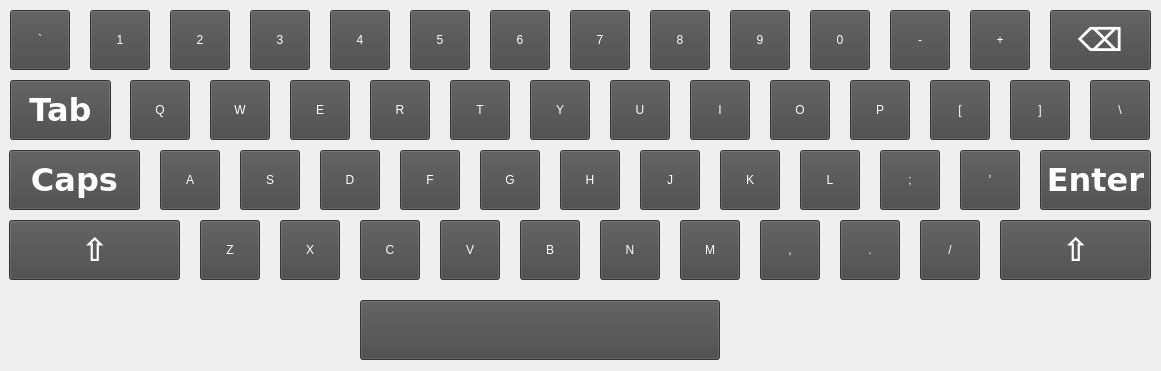
Qt form LabWork_5/Task_1/keyboardwidget.ui (Max2772/FoA-P-2-Semester-) before a commit.
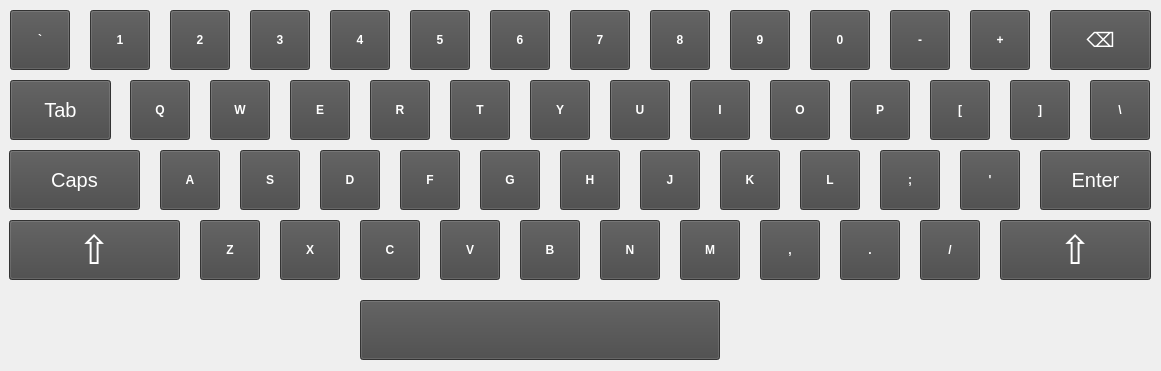
The same form after that commit.

Patch:
```diff
--- a/LabWork_5/Task_1/keyboardwidget.ui
+++ b/LabWork_5/Task_1/keyboardwidget.ui
@@ -34,6 +34,11 @@
      <height>60</height>
     </rect>
    </property>
+   <property name="font">
+    <font>
+     <bold>true</bold>
+    </font>
+   </property>
    <property name="styleSheet">
     <string notr="true">background-color: #474747;
 color: white;</string>
@@ -51,6 +56,11 @@
      <height>60</height>
     </rect>
    </property>
+   <property name="font">
+    <font>
+     <bold>true</bold>
+    </font>
+   </property>
    <property name="styleSheet">
     <string notr="true">background-color: #474747;
 color: white;</string>
@@ -68,6 +78,11 @@
      <height>60</height>
     </rect>
    </property>
+   <property name="font">
+    <font>
+     <bold>true</bold>
+    </font>
+   </property>
    <property name="styleSheet">
     <string notr="true">background-color: #474747;
 color: white;</string>
@@ -85,6 +100,11 @@
      <height>60</height>
     </rect>
    </property>
+   <property name="font">
+    <font>
+     <bold>true</bold>
+    </font>
+   </property>
    <property name="styleSheet">
     <string notr="true">background-color: #474747;
 color: white;</string>
@@ -102,6 +122,11 @@
      <height>60</height>
     </rect>
    </property>
+   <property name="font">
+    <font>
+     <bold>true</bold>
+    </font>
+   </property>
    <property name="styleSheet">
     <string notr="true">background-color: #474747;
 color: white;</string>
@@ -119,6 +144,11 @@
      <height>60</height>
     </rect>
    </property>
+   <property name="font">
+    <font>
+     <bold>true</bold>
+    </font>
+   </property>
    <property name="styleSheet">
     <string notr="true">background-color: #474747;
 color: white;</string>
@@ -136,6 +166,11 @@
      <height>60</height>
     </rect>
    </property>
+   <property name="font">
+    <font>
+     <bold>true</bold>
+    </font>
+   </property>
    <property name="styleSheet">
     <string notr="true">background-color: #474747;
 color: white;</string>
@@ -153,6 +188,11 @@
      <height>60</height>
     </rect>
    </property>
+   <property name="font">
+    <font>
+     <bold>true</bold>
+    </font>
+   </property>
    <property name="styleSheet">
     <string notr="true">background-color: #474747;
 color: white;</string>
@@ -170,6 +210,11 @@
      <height>60</height>
     </rect>
    </property>
+   <property name="font">
+    <font>
+     <bold>true</bold>
+    </font>
+   </property>
    <property name="styleSheet">
     <string notr="true">background-color: #474747;
 color: white;</string>
@@ -187,6 +232,11 @@
      <height>60</height>
     </rect>
    </property>
+   <property name="font">
+    <font>
+     <bold>true</bold>
+    </font>
+   </property>
    <property name="styleSheet">
     <string notr="true">background-color: #474747;
 color: white;</string>
@@ -204,6 +254,11 @@
      <height>60</height>
     </rect>
    </property>
+   <property name="font">
+    <font>
+     <bold>true</bold>
+    </font>
+   </property>
    <property name="styleSheet">
     <string notr="true">background-color: #474747;
 color: white;</string>
@@ -221,6 +276,11 @@
      <height>60</height>
     </rect>
    </property>
+   <property name="font">
+    <font>
+     <bold>true</bold>
+    </font>
+   </property>
    <property name="styleSheet">
     <string notr="true">background-color: #474747;
 color: white;</string>
@@ -238,6 +298,11 @@
      <height>60</height>
     </rect>
    </property>
+   <property name="font">
+    <font>
+     <bold>true</bold>
+    </font>
+   </property>
    <property name="styleSheet">
     <string notr="true">background-color: #474747;
 color: white;</string>
@@ -255,6 +320,11 @@
      <height>60</height>
     </rect>
    </property>
+   <property name="font">
+    <font>
+     <bold>true</bold>
+    </font>
+   </property>
    <property name="styleSheet">
     <string notr="true">background-color: #474747;
 color: white;</string>
@@ -272,6 +342,11 @@
      <height>60</height>
     </rect>
    </property>
+   <property name="font">
+    <font>
+     <bold>true</bold>
+    </font>
+   </property>
    <property name="styleSheet">
     <string notr="true">background-color: #474747;
 color: white;</string>
@@ -289,6 +364,11 @@
      <height>60</height>
     </rect>
    </property>
+   <property name="font">
+    <font>
+     <bold>true</bold>
+    </font>
+   </property>
    <property name="styleSheet">
     <string notr="true">background-color: #474747;
 color: white;</string>
@@ -306,6 +386,11 @@
      <height>60</height>
     </rect>
    </property>
+   <property name="font">
+    <font>
+     <bold>true</bold>
+    </font>
+   </property>
    <property name="styleSheet">
     <string notr="true">background-color: #474747;
 color: white;</string>
@@ -323,6 +408,11 @@
      <height>60</height>
     </rect>
    </property>
+   <property name="font">
+    <font>
+     <bold>true</bold>
+    </font>
+   </property>
    <property name="styleSheet">
     <string notr="true">background-color: #474747;
 color: white;</string>
@@ -340,6 +430,11 @@
      <height>60</height>
     </rect>
    </property>
+   <property name="font">
+    <font>
+     <bold>true</bold>
+    </font>
+   </property>
    <property name="styleSheet">
     <string notr="true">background-color: #474747;
 color: white;</string>
@@ -357,6 +452,11 @@
      <height>60</height>
     </rect>
    </property>
+   <property name="font">
+    <font>
+     <bold>true</bold>
+    </font>
+   </property>
    <property name="styleSheet">
     <string notr="true">background-color: #474747;
 color: white;</string>
@@ -374,6 +474,11 @@
      <height>60</height>
     </rect>
    </property>
+   <property name="font">
+    <font>
+     <bold>true</bold>
+    </font>
+   </property>
    <property name="styleSheet">
     <string notr="true">background-color: #474747;
 color: white;</string>
@@ -391,6 +496,11 @@
      <height>60</height>
     </rect>
    </property>
+   <property name="font">
+    <font>
+     <bold>true</bold>
+    </font>
+   </property>
    <property name="styleSheet">
     <string notr="true">background-color: #474747;
 color: white;</string>
@@ -408,6 +518,11 @@
      <height>60</height>
     </rect>
    </property>
+   <property name="font">
+    <font>
+     <bold>true</bold>
+    </font>
+   </property>
    <property name="styleSheet">
     <string notr="true">background-color: #474747;
 color: white;</string>
@@ -427,10 +542,8 @@
    </property>
    <property name="font">
     <font>
-     <family>DejaVu Sans</family>
-     <pointsize>24</pointsize>
-     <italic>false</italic>
-     <bold>true</bold>
+     <pointsize>30</pointsize>
+     <bold>false</bold>
     </font>
    </property>
    <property name="styleSheet">
@@ -450,6 +563,11 @@
      <height>60</height>
     </rect>
    </property>
+   <property name="font">
+    <font>
+     <bold>true</bold>
+    </font>
+   </property>
    <property name="styleSheet">
     <string notr="true">background-color: #474747;
 color: white;</string>
@@ -467,6 +585,11 @@
      <height>60</height>
     </rect>
    </property>
+   <property name="font">
+    <font>
+     <bold>true</bold>
+    </font>
+   </property>
    <property name="styleSheet">
     <string notr="true">background-color: #474747;
 color: white;</string>
@@ -484,6 +607,11 @@
      <height>60</height>
     </rect>
    </property>
+   <property name="font">
+    <font>
+     <bold>true</bold>
+    </font>
+   </property>
    <property name="styleSheet">
     <string notr="true">background-color: #474747;
 color: white;</string>
@@ -501,6 +629,11 @@
      <height>60</height>
     </rect>
    </property>
+   <property name="font">
+    <font>
+     <bold>true</bold>
+    </font>
+   </property>
    <property name="styleSheet">
     <string notr="true">background-color: #474747;
 color: white;</string>
@@ -518,6 +651,11 @@
      <height>60</height>
     </rect>
    </property>
+   <property name="font">
+    <font>
+     <bold>true</bold>
+    </font>
+   </property>
    <property name="styleSheet">
     <string notr="true">background-color: #474747;
 color: white;</string>
@@ -535,6 +673,11 @@
      <height>60</height>
     </rect>
    </property>
+   <property name="font">
+    <font>
+     <bold>true</bold>
+    </font>
+   </property>
    <property name="styleSheet">
     <string notr="true">background-color: #474747;
 color: white;</string>
@@ -552,6 +695,11 @@
      <height>60</height>
     </rect>
    </property>
+   <property name="font">
+    <font>
+     <bold>true</bold>
+    </font>
+   </property>
    <property name="styleSheet">
     <string notr="true">background-color: #474747;
 color: white;</string>
@@ -569,6 +717,11 @@
      <height>60</height>
     </rect>
    </property>
+   <property name="font">
+    <font>
+     <bold>true</bold>
+    </font>
+   </property>
    <property name="styleSheet">
     <string notr="true">background-color: #474747;
 color: white;</string>
@@ -586,6 +739,11 @@
      <height>60</height>
     </rect>
    </property>
+   <property name="font">
+    <font>
+     <bold>true</bold>
+    </font>
+   </property>
    <property name="styleSheet">
     <string notr="true">background-color: #474747;
 color: white;</string>
@@ -605,10 +763,8 @@
    </property>
    <property name="font">
     <font>
-     <family>DejaVu Sans</family>
-     <pointsize>24</pointsize>
-     <italic>false</italic>
-     <bold>true</bold>
+     <pointsize>30</pointsize>
+     <bold>false</bold>
     </font>
    </property>
    <property name="styleSheet">
@@ -628,6 +784,11 @@
      <height>60</height>
     </rect>
    </property>
+   <property name="font">
+    <font>
+     <bold>true</bold>
+    </font>
+   </property>
    <property name="styleSheet">
     <string notr="true">background-color: #474747;
 color: white;</string>
@@ -645,6 +806,11 @@
      <height>60</height>
     </rect>
    </property>
+   <property name="font">
+    <font>
+     <bold>true</bold>
+    </font>
+   </property>
    <property name="styleSheet">
     <string notr="true">background-color: #474747;
 color: white;</string>
@@ -662,6 +828,11 @@
      <height>60</height>
     </rect>
    </property>
+   <property name="font">
+    <font>
+     <bold>true</bold>
+    </font>
+   </property>
    <property name="styleSheet">
     <string notr="true">background-color: #474747;
 color: white;</string>
@@ -679,6 +850,11 @@
      <height>60</height>
     </rect>
    </property>
+   <property name="font">
+    <font>
+     <bold>true</bold>
+    </font>
+   </property>
    <property name="styleSheet">
     <string notr="true">background-color: #474747;
 color: white;</string>
@@ -696,6 +872,11 @@
      <height>60</height>
     </rect>
    </property>
+   <property name="font">
+    <font>
+     <bold>true</bold>
+    </font>
+   </property>
    <property name="styleSheet">
     <string notr="true">background-color: #474747;
 color: white;</string>
@@ -713,6 +894,11 @@
      <height>60</height>
     </rect>
    </property>
+   <property name="font">
+    <font>
+     <bold>true</bold>
+    </font>
+   </property>
    <property name="styleSheet">
     <string notr="true">background-color: #474747;
 color: white;</string>
@@ -730,6 +916,11 @@
      <height>60</height>
     </rect>
    </property>
+   <property name="font">
+    <font>
+     <bold>true</bold>
+    </font>
+   </property>
    <property name="styleSheet">
     <string notr="true">background-color: #474747;
 color: white;</string>
@@ -747,6 +938,11 @@
      <height>60</height>
     </rect>
    </property>
+   <property name="font">
+    <font>
+     <bold>true</bold>
+    </font>
+   </property>
    <property name="styleSheet">
     <string notr="true">background-color: #474747;
 color: white;</string>
@@ -764,6 +960,11 @@
      <height>60</height>
     </rect>
    </property>
+   <property name="font">
+    <font>
+     <bold>true</bold>
+    </font>
+   </property>
    <property name="styleSheet">
     <string notr="true">background-color: #474747;
 color: white;</string>
@@ -781,6 +982,11 @@
      <height>60</height>
     </rect>
    </property>
+   <property name="font">
+    <font>
+     <bold>true</bold>
+    </font>
+   </property>
    <property name="styleSheet">
     <string notr="true">background-color: #474747;
 color: white;</string>
@@ -798,6 +1004,11 @@
      <height>60</height>
     </rect>
    </property>
+   <property name="font">
+    <font>
+     <bold>true</bold>
+    </font>
+   </property>
    <property name="styleSheet">
     <string notr="true">background-color: #474747;
 color: white;</string>
@@ -815,6 +1026,11 @@
      <height>60</height>
     </rect>
    </property>
+   <property name="font">
+    <font>
+     <bold>true</bold>
+    </font>
+   </property>
    <property name="styleSheet">
     <string notr="true">background-color: #474747;
 color: white;</string>
@@ -832,6 +1048,11 @@
      <height>60</height>
     </rect>
    </property>
+   <property name="font">
+    <font>
+     <bold>true</bold>
+    </font>
+   </property>
    <property name="styleSheet">
     <string notr="true">background-color: #474747;
 color: white;</string>
@@ -849,6 +1070,11 @@
      <height>60</height>
     </rect>
    </property>
+   <property name="font">
+    <font>
+     <bold>true</bold>
+    </font>
+   </property>
    <property name="styleSheet">
     <string notr="true">background-color: #474747;
 color: white;</string>
@@ -868,10 +1094,8 @@
    </property>
    <property name="font">
     <font>
-     <family>DejaVu Sans</family>
-     <pointsize>24</pointsize>
-     <italic>false</italic>
-     <bold>true</bold>
+     <pointsize>15</pointsize>
+     <bold>false</bold>
     </font>
    </property>
    <property name="styleSheet">
@@ -891,6 +1115,11 @@
      <height>60</height>
     </rect>
    </property>
+   <property name="font">
+    <font>
+     <bold>true</bold>
+    </font>
+   </property>
    <property name="styleSheet">
     <string notr="true">background-color: #474747;
 color: white;</string>
@@ -910,10 +1139,8 @@
    </property>
    <property name="font">
     <font>
-     <family>DejaVu Sans</family>
-     <pointsize>24</pointsize>
-     <italic>false</italic>
-     <bold>true</bold>
+     <pointsize>15</pointsize>
+     <bold>false</bold>
     </font>
    </property>
    <property name="styleSheet">
@@ -935,10 +1162,8 @@
    </property>
    <property name="font">
     <font>
-     <family>DejaVu Sans</family>
-     <pointsize>24</pointsize>
-     <italic>false</italic>
-     <bold>true</bold>
+     <pointsize>15</pointsize>
+     <bold>false</bold>
     </font>
    </property>
    <property name="styleSheet">
@@ -960,10 +1185,8 @@
    </property>
    <property name="font">
     <font>
-     <family>DejaVu Sans</family>
-     <pointsize>24</pointsize>
-     <italic>false</italic>
-     <bold>true</bold>
+     <pointsize>15</pointsize>
+     <bold>false</bold>
     </font>
    </property>
    <property name="styleSheet">
```
Left out of the diff: 108 changed lines with no effect on the pictures.
